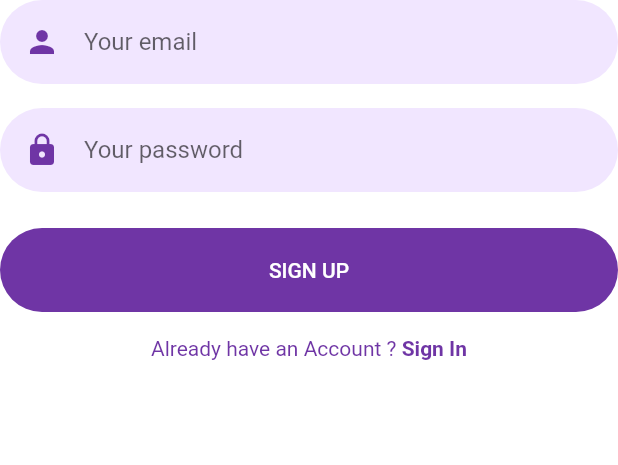
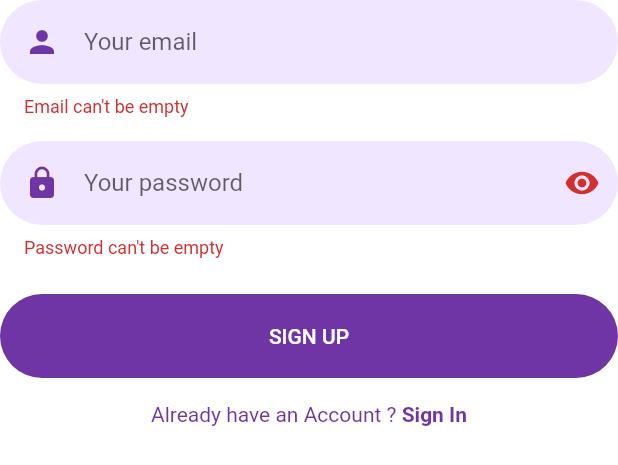
Before and after one commit to baljinder0630/Minor-project-backend, a Flutter app: the SignUpForm widget shown alone on an empty page, opened directly, after a tap on "SIGN UP", on a phone screen of 412 x 824 dp. Shown: the top 465 px of the screen. Run offline on Flutter 3.47's test engine with Material 2 defaults, Android fonts, the phone set to English and light mode, and no system bars; our stand-ins replace flutter_local_notifications, flutter_svg, sqflite, timezone; accounts and stored records are empty.

Commit message:
validation set up and UI change

```diff
--- a/lib/components/Auth/Signup/signup_form.dart
+++ b/lib/components/Auth/Signup/signup_form.dart
@@ -4,19 +4,29 @@ import '../../../components/already_have_an_account_acheck.dart';
 import '../../../constants.dart';
 import '../../../Pages/login_screen.dart';
 
-class SignUpForm extends StatelessWidget {
-  const SignUpForm({
-    Key? key,
-  }) : super(key: key);
+class SignUpForm extends StatefulWidget {
+  const SignUpForm({super.key});
+
+  @override
+  State<SignUpForm> createState() => _SignUpFormState();
+}
+
+class _SignUpFormState extends State<SignUpForm> {
+  final _formkey = GlobalKey<FormState>();
+  bool passToggle = true;
+  final emailController = TextEditingController();
+  final passController = TextEditingController();
 
   @override
   Widget build(BuildContext context) {
     return Form(
+      key: _formkey,
       child: Column(
         children: [
           TextFormField(
             keyboardType: TextInputType.emailAddress,
             textInputAction: TextInputAction.next,
+            controller: emailController,
             cursorColor: kPrimaryColor,
             onSaved: (email) {},
             decoration: InputDecoration(
@@ -26,25 +36,58 @@ class SignUpForm extends StatelessWidget {
                 child: Icon(Icons.person),
               ),
             ),
+            validator: (value) {
+              bool validEmail = RegExp(
+                      r"^[a-zA-Z0-9.a-zA-Z0-9.!#$%&'*+-/=?^_`{|}~]+@[a-zA-Z0-9]+\.[a-zA-Z]+")
+                  .hasMatch(value!);
+              if (value.isEmpty) {
+                return "Email can't be empty";
+              } else if (!validEmail) {
+                return "Enter valid email";
+              }
+              return null;
+            },
           ),
           Padding(
             padding: const EdgeInsets.symmetric(vertical: defaultPadding),
             child: TextFormField(
               textInputAction: TextInputAction.done,
-              obscureText: true,
+              obscureText: passToggle,
               cursorColor: kPrimaryColor,
               decoration: InputDecoration(
-                hintText: "Your password",
-                prefixIcon: Padding(
-                  padding: const EdgeInsets.all(defaultPadding),
-                  child: Icon(Icons.lock),
+                  hintText: "Your password",
+                  prefixIcon: Padding(
+                    padding: const EdgeInsets.all(defaultPadding),
+                    child: Icon(Icons.lock),
+                  ),
+                  suffixIcon: InkWell(
+                    onTap: () {
+                      setState(() {
+                        passToggle = !passToggle;
+                      });
+                    },
+                    child: Icon(
+                        passToggle ? Icons.visibility : Icons.visibility_off),
+                  )
                 ),
-              ),
+              validator: (value) {
+                if (value!.isEmpty) {
+                  return "Password can't be empty";
+                } else if (passController.text.length < 8) {
+                  return "Password must contain at least 8 characters";
+                }
+              },
             ),
           ),
           const SizedBox(height: defaultPadding / 2),
           ElevatedButton(
-            onPressed: () {},
+            onPressed: () {
+              if (_formkey.currentState!.validate()) {
+                print("Successfully registered");
+                emailController.clear();
+                passController.clear();
+              }
+            },
             child: Text("Sign Up".toUpperCase()),
           ),
           const SizedBox(height: defaultPadding),
--- a/lib/main.dart
+++ b/lib/main.dart
@@ -70,7 +70,7 @@ class MyApp extends StatelessWidget {
               borderSide: BorderSide.none,
             ),
           )),
-      home: ToDoScreen(),
+      home: WelcomeScreen(),
     );
   }
 }
```
Also changed, not shown: lib/components/Auth/Login/login_form.dart (+49 -6 lines), lib/components/Welcome/welcome_image.dart (+6 -4 lines), assets/images/telemedicine.png (added), 2 other files.
